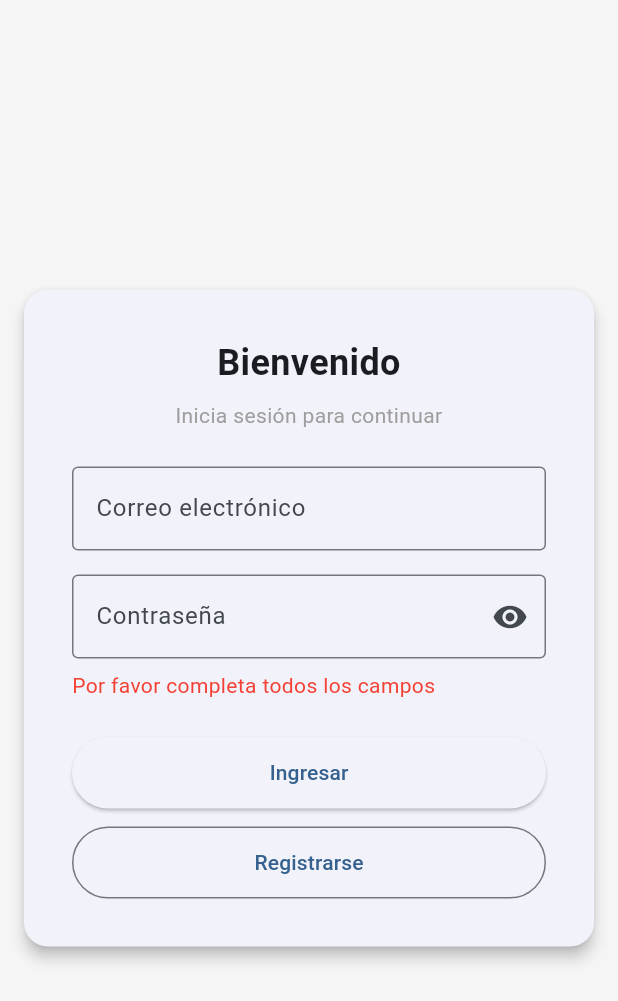
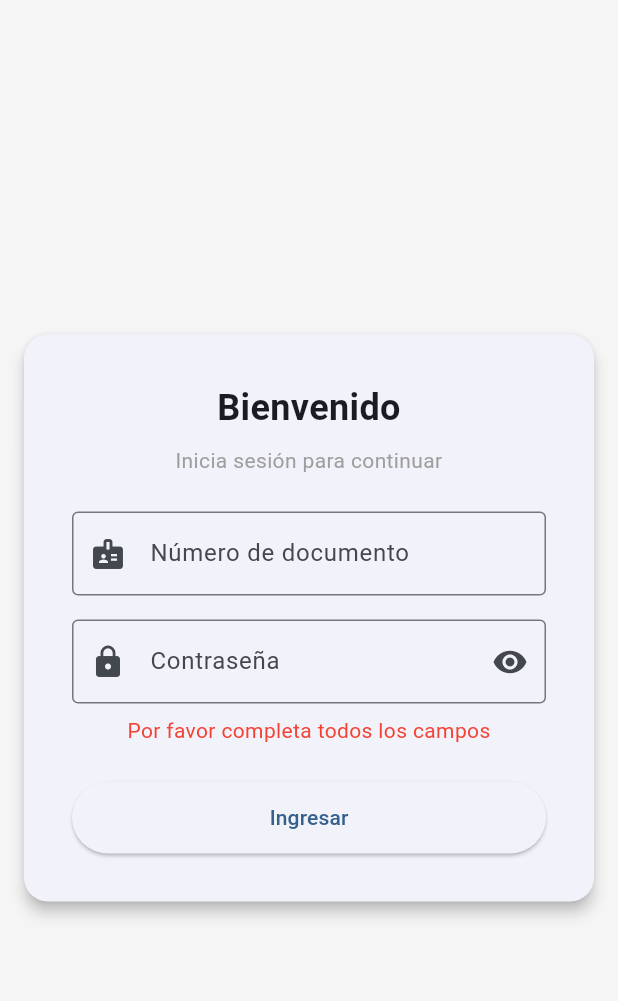
Before and after one commit to juand0825/Rebajon-USC, a Flutter app: the screen it shows after launch, after a tap on "Ingresar", on a phone screen of 412 x 824 dp. Shown: the top 1001 px of the screen. Run offline on Flutter 3.47's test engine with Material 3 defaults, Android fonts, the phone set to English and light mode, and no system bars; missing offline and left inert: mysql_client.

```diff
--- a/flutter_proyect_rebajaon_app/lib/Controllers/auth_controller.dart
+++ b/flutter_proyect_rebajaon_app/lib/Controllers/auth_controller.dart
@@ -46,8 +46,9 @@ class AuthController extends ChangeNotifier {
     notifyListeners();
   }
 
-  Future<bool> login(String email, String clave) async {
-    if (email.isEmpty || clave.isEmpty) {
+  // LOGIN CON NÚMERO DE DOCUMENTO Y CLAVE
+  Future<bool> login(String numIdentificacion, String clave) async {
+    if (numIdentificacion.isEmpty || clave.isEmpty) {
       error = "Por favor completa todos los campos";
       notifyListeners();
       return false;
@@ -58,7 +59,7 @@ class AuthController extends ChangeNotifier {
     notifyListeners();
 
     try {
-      final usuario = await _dao.login(email, clave);
+      final usuario = await _dao.login(numIdentificacion, clave);
 
       if (usuario != null) {
         idUsuarioActual = usuario.id;
@@ -69,7 +70,7 @@ class AuthController extends ChangeNotifier {
         notifyListeners();
         return true;
       } else {
-        error = "No estás registrado, por favor regístrate";
+        error = "Documento o contraseña incorrectos";
         cargando = false;
         notifyListeners();
         return false;
--- a/flutter_proyect_rebajaon_app/lib/View/login_view.dart
+++ b/flutter_proyect_rebajaon_app/lib/View/login_view.dart
@@ -1,7 +1,6 @@
 import 'package:flutter/material.dart';
 import 'package:provider/provider.dart';
 import '../Controllers/auth_controller.dart';
-import 'registro_view.dart';
 import 'farmaceutico_view.dart';
 import 'administrador.dart';
 
@@ -11,23 +10,23 @@ class LoginView extends StatefulWidget {
   @override
   State<LoginView> createState() => _LoginViewState();
 }
-// Pantalla de login - rama feature/login.
 
 class _LoginViewState extends State<LoginView> {
-  final _emailCtrl = TextEditingController();
+  final _documentoCtrl = TextEditingController();
   final _claveCtrl = TextEditingController();
   bool _verClave = false;
 
   @override
   void dispose() {
-    _emailCtrl.dispose();
+    _documentoCtrl.dispose();
     _claveCtrl.dispose();
     super.dispose();
   }
 
   Future<void> _ingresar() async {
     final auth = context.read<AuthController>();
-    final exito = await auth.login(_emailCtrl.text.trim(), _claveCtrl.text);
+
+    final exito = await auth.login(_documentoCtrl.text.trim(), _claveCtrl.text);
 
     if (exito && mounted) {
       if (auth.rolActual == 'admin') {
@@ -76,58 +75,68 @@ class _LoginViewState extends State<LoginView> {
                     textAlign: TextAlign.center,
                   ),
                   const SizedBox(height: 24),
+
+                  // CAMPO NÚMERO DE DOCUMENTO
                   TextField(
-                    controller: _emailCtrl,
+                    controller: _documentoCtrl,
+                    keyboardType: TextInputType.number,
                     decoration: const InputDecoration(
-                      labelText: "Correo electrónico",
+                      labelText: "Número de documento",
                       border: OutlineInputBorder(),
+                      prefixIcon: Icon(Icons.badge),
                     ),
                   ),
+
                   const SizedBox(height: 16),
+
+                  // CAMPO CONTRASEÑA
                   TextField(
                     controller: _claveCtrl,
                     obscureText: !_verClave,
                     decoration: InputDecoration(
                       labelText: "Contraseña",
                       border: const OutlineInputBorder(),
+                      prefixIcon: const Icon(Icons.lock),
                       suffixIcon: IconButton(
                         icon: Icon(
                           _verClave ? Icons.visibility_off : Icons.visibility,
                         ),
-                        onPressed: () => setState(() => _verClave = !_verClave),
+                        onPressed: () {
+                          setState(() {
+                            _verClave = !_verClave;
+                          });
+                        },
                       ),
                     ),
                   ),
+
+                  // MENSAJE DE ERROR
                   if (auth.error != null) ...[
                     const SizedBox(height: 8),
                     Text(
                       auth.error!,
                       style: const TextStyle(color: Colors.red),
+                      textAlign: TextAlign.center,
                     ),
                   ],
+
                   const SizedBox(height: 24),
+
+                  // BOTÓN INGRESAR
                   SizedBox(
                     height: 48,
                     child: ElevatedButton(
                       onPressed: auth.cargando ? null : _ingresar,
                       child: auth.cargando
-                          ? const CircularProgressIndicator(color: Colors.white)
+                          ? const SizedBox(
+                              width: 24,
+                              height: 24,
+                              child: CircularProgressIndicator(
+                                color: Colors.white,
+                                strokeWidth: 3,
+                              ),
+                            )
                           : const Text("Ingresar"),
-                    ),
-                  ),
-                  const SizedBox(height: 12),
-                  SizedBox(
-                    height: 48,
-                    child: OutlinedButton(
-                      onPressed: () {
-                        Navigator.push(
-                          context,
-                          MaterialPageRoute(
-                            builder: (_) => const RegistroView(),
-                          ),
-                        );
-                      },
-                      child: const Text("Registrarse"),
                     ),
                   ),
                 ],
--- a/flutter_proyect_rebajaon_app/lib/View/registro_view.dart
+++ b/flutter_proyect_rebajaon_app/lib/View/registro_view.dart
@@ -196,7 +196,7 @@ class _RegistroViewState extends State<RegistroView> {
                     height: 48,
                     child: OutlinedButton(
                       onPressed: () => Navigator.pop(context),
-                      child: const Text("Volver al login"),
+                      child: const Text("Volver al panel de inicio"),
                     ),
                   ),
                 ],
--- a/flutter_proyect_rebajaon_app/lib/database/db_connection.dart
+++ b/flutter_proyect_rebajaon_app/lib/database/db_connection.dart
@@ -10,9 +10,9 @@ class DbConnection {
 
     _connection = await MySQLConnection.createConnection(
       host: '127.0.0.1',
-      port: 3306,
+      port: 3308,
       userName: 'root',
-      password: '082513',
+      password: 'Arc11@22',
       databaseName: 'farmacia',
     );
 
```
Also changed, not shown: flutter_proyect_rebajaon_app/lib/DAO/usuario_dao.dart (+30 -7 lines), flutter_proyect_rebajaon_app/lib/View/administrador.dart (+42 -11 lines), flutter_proyect_rebajaon_app/lib/View/farmaceutico_view.dart (+82 -30 lines), flutter_proyect_rebajaon_app/lib/models/usuario_model.dart (+4 -5 lines).
